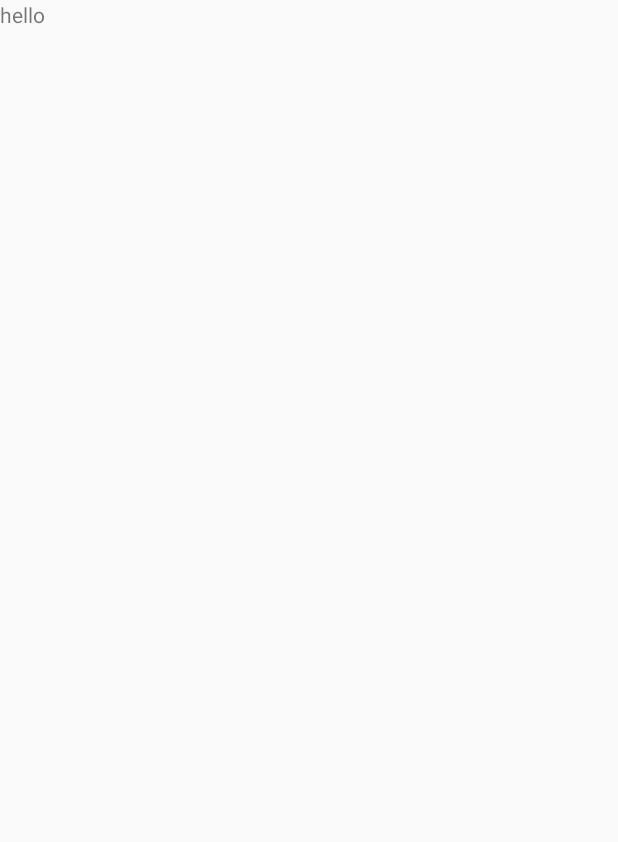
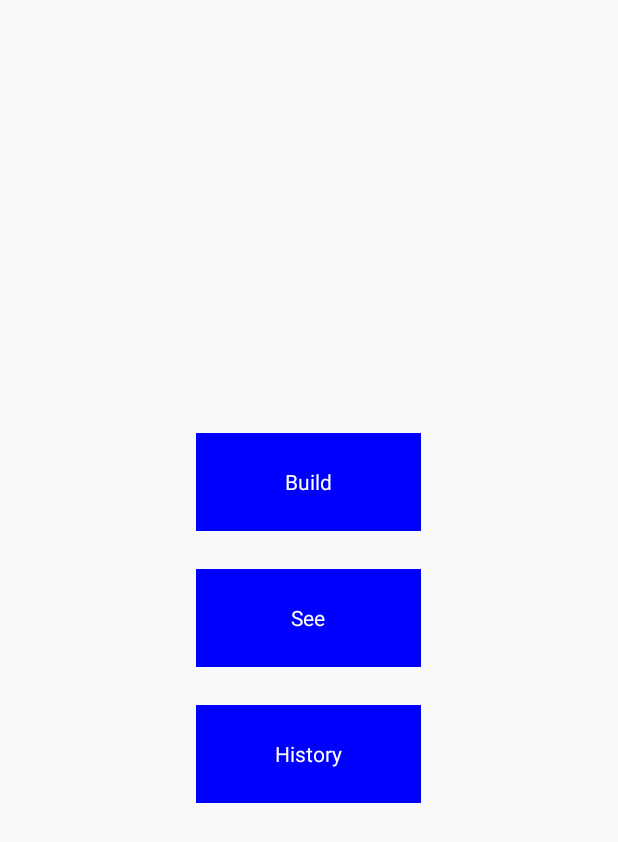
Before and after one commit to grayfore/ChoppingBoard, an Android app: the screen it shows after launch (DashBoard), on a phone screen of 412 x 824 dp. Before the commit the part shown is almost empty. Shown: the top 842 px of the screen. Run offline under Robolectric (Android 15) with nearby library versions, the phone set to English and light mode, and no system bars.

Commit message:
Dashboard looks

```diff
--- a/app/src/main/res/layout/activity_dashboard.xml
+++ b/app/src/main/res/layout/activity_dashboard.xml
@@ -1,11 +1,37 @@
 <?xml version="1.0" encoding="utf-8"?>
-<LinearLayout xmlns:android="http://schemas.android.com/apk/res/android"
+<RelativeLayout xmlns:android="http://schemas.android.com/apk/res/android"
     android:layout_width="match_parent" android:layout_height="match_parent">
 
 
     <TextView
-        android:layout_width="wrap_content"
-        android:layout_height="wrap_content"
-        android:text="hello"/>
+        android:id="@+id/see"
+        android:layout_width="150dp"
+        android:layout_height="65dp"
+        android:layout_centerHorizontal="true"
+        android:layout_centerVertical="true"
+        android:gravity="center"
+        android:text="See"
+        android:textColor="@color/white"
+        android:background="@color/blue"/>
+    <TextView
+        android:layout_width="150dp"
+        android:layout_height="65dp"
+        android:layout_centerHorizontal="true"
+        android:layout_above="@+id/see"
+        android:layout_marginBottom="25dp"
+        android:gravity="center"
+        android:text="Build"
+        android:textColor="@color/white"
+        android:background="@color/blue"/>
+    <TextView
+        android:layout_width="150dp"
+        android:layout_height="65dp"
+        android:layout_centerHorizontal="true"
+        android:layout_below="@+id/see"
+        android:layout_marginTop="25dp"
+        android:gravity="center"
+        android:text="History"
+        android:textColor="@color/white"
+        android:background="@color/blue"/>
 
-</LinearLayout>
+</RelativeLayout>
--- a/app/src/main/res/values/strings.xml
+++ b/app/src/main/res/values/strings.xml
@@ -1,3 +1,6 @@
 <resources>
     <string name="app_name">ChoppingBoard</string>
+    <color name="blue">#0000FF</color>
+    <color name="white">#FFFFFF</color>
+
 </resources>
```
